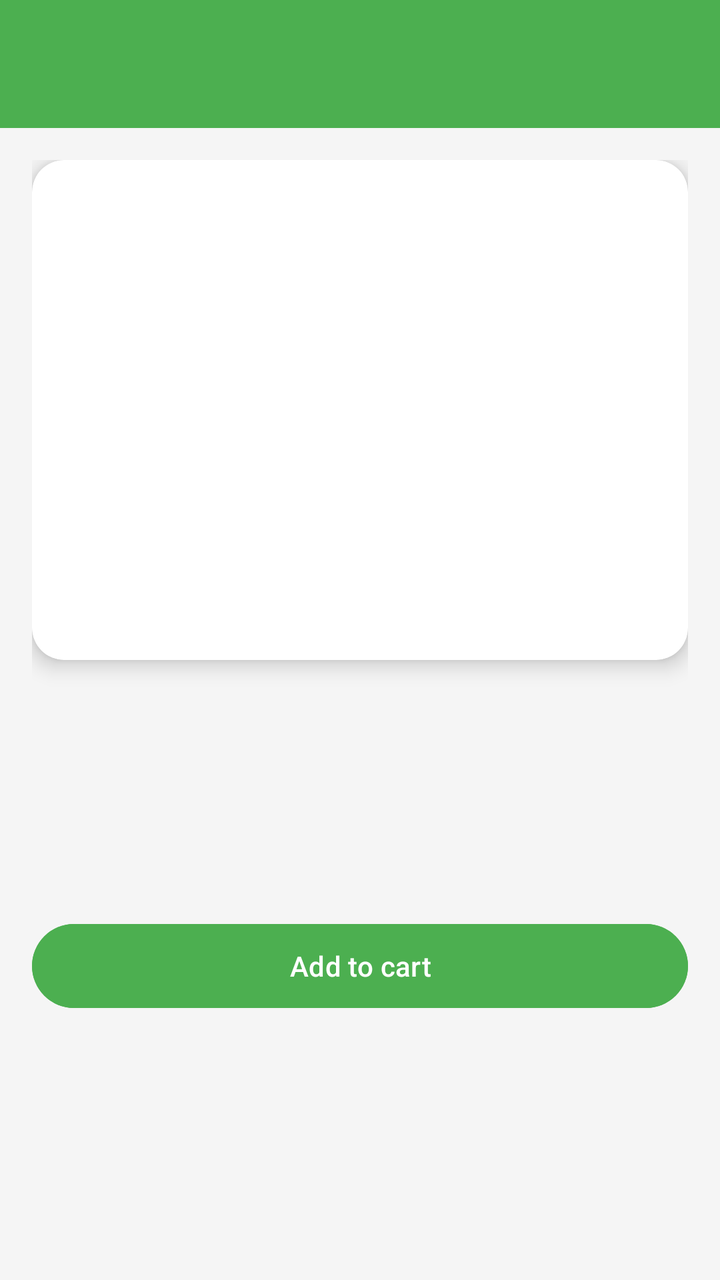
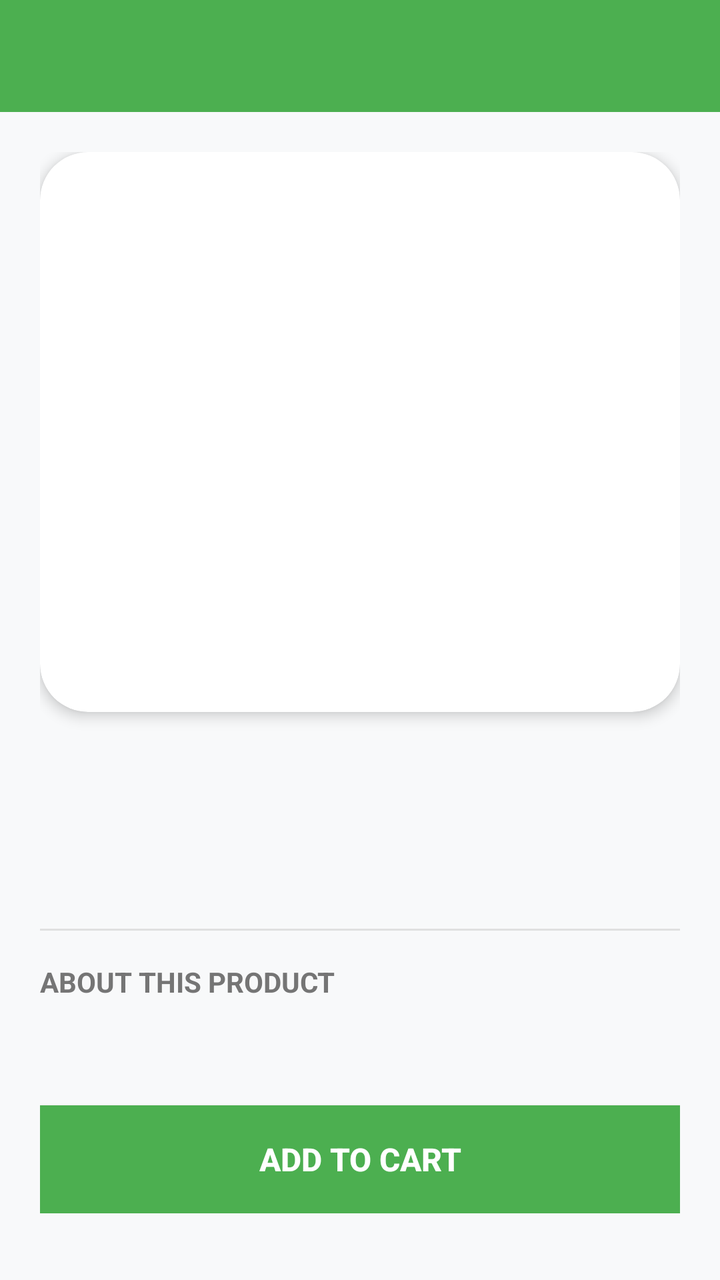

Screens rendered from an Android XML layout before and after an edit, with the pre-edit source and the edit as a unified diff.
<!-- AndroidManifest.xml: application theme Theme.ShopApp -->
<!-- res/layout/activity_details.xml -->
<?xml version="1.0" encoding="utf-8"?>
<LinearLayout
    xmlns:android="http://schemas.android.com/apk/res/android"
    xmlns:app="http://schemas.android.com/apk/res-auto"
    android:layout_width="match_parent"
    android:layout_height="match_parent"
    android:orientation="vertical"
    android:background="#F5F5F5">

    <androidx.appcompat.widget.Toolbar
        android:id="@+id/toolbar"
        android:layout_width="match_parent"
        android:layout_height="64dp"
        android:background="#4CAF50"
        android:paddingTop="8dp"
        android:paddingBottom="8dp"
        app:titleTextColor="@android:color/white"
        android:contentInsetStartWithNavigation="8dp"/>

    <ScrollView
        android:layout_width="match_parent"
        android:layout_height="match_parent">

        <LinearLayout
            android:layout_width="match_parent"
            android:layout_height="wrap_content"
            android:orientation="vertical"
            android:padding="16dp">

            <androidx.cardview.widget.CardView
                android:layout_width="match_parent"
                android:layout_height="250dp"
                android:layout_marginBottom="16dp"
                app:cardCornerRadius="16dp"
                app:cardElevation="6dp">

                <ImageView
                    android:id="@+id/detailImage"
                    android:layout_width="match_parent"
                    android:layout_height="match_parent"
                    android:scaleType="centerCrop"/>

            </androidx.cardview.widget.CardView>

            <TextView
                android:id="@+id/detailTitle"
                android:layout_width="wrap_content"
                android:layout_height="wrap_content"
                android:textSize="22sp"
                android:textStyle="bold"
                android:textColor="#222222"/>

            <TextView
                android:id="@+id/detailPrice"
                android:layout_width="wrap_content"
                android:layout_height="wrap_content"
                android:textSize="18sp"
                android:textColor="#2E7D32"
                android:textStyle="bold"
                android:layout_marginTop="6dp"/>

            <TextView
                android:id="@+id/detailDescription"
                android:layout_width="wrap_content"
                android:layout_height="wrap_content"
                android:textSize="15sp"
                android:textColor="#555555"
                android:layout_marginTop="12dp"/>

            <Button
                android:id="@+id/btnAddToCart"
                android:layout_width="match_parent"
                android:layout_height="50dp"
                android:text="Add to cart"
                android:textColor="#FFFFFF"
                android:backgroundTint="#4CAF50"
                android:layout_marginTop="20dp"/>

        </LinearLayout>

    </ScrollView>

</LinearLayout>
<!-- resources referenced by this layout -->
<resources>
  <style name="Theme.ShopApp" parent="Base.Theme.ShopApp" />
  <style name="Base.Theme.ShopApp" parent="Theme.Material3.DayNight.NoActionBar">
          
          
      </style>
</resources>

<!-- the commit's change to res/layout/activity_details.xml (unified diff, before → after) -->
@@ -5,17 +5,16 @@
     android:layout_width="match_parent"
     android:layout_height="match_parent"
     android:orientation="vertical"
-    android:background="#F5F5F5">
+    android:background="#F8F9FA">
 
+    
     <androidx.appcompat.widget.Toolbar
         android:id="@+id/toolbar"
         android:layout_width="match_parent"
-        android:layout_height="64dp"
+        android:layout_height="56dp"
         android:background="#4CAF50"
-        android:paddingTop="8dp"
-        android:paddingBottom="8dp"
         app:titleTextColor="@android:color/white"
-        android:contentInsetStartWithNavigation="8dp"/>
+        app:popupTheme="@style/ThemeOverlay.AppCompat.Light"/>
 
     <ScrollView
         android:layout_width="match_parent"
@@ -25,14 +24,15 @@
             android:layout_width="match_parent"
             android:layout_height="wrap_content"
             android:orientation="vertical"
-            android:padding="16dp">
+            android:padding="20dp">
 
+            
             <androidx.cardview.widget.CardView
                 android:layout_width="match_parent"
-                android:layout_height="250dp"
-                android:layout_marginBottom="16dp"
-                app:cardCornerRadius="16dp"
-                app:cardElevation="6dp">
+                android:layout_height="280dp"
+                android:layout_marginBottom="20dp"
+                app:cardCornerRadius="24dp"
+                app:cardElevation="4dp">
 
                 <ImageView
                     android:id="@+id/detailImage"
@@ -42,42 +42,65 @@
 
             </androidx.cardview.widget.CardView>
 
+            
             <TextView
                 android:id="@+id/detailTitle"
-                android:layout_width="wrap_content"
+                android:layout_width="match_parent"
                 android:layout_height="wrap_content"
-                android:textSize="22sp"
+                android:textSize="26sp"
                 android:textStyle="bold"
-                android:textColor="#222222"/>
+                android:textColor="#212121"/>
 
+            
             <TextView
                 android:id="@+id/detailPrice"
                 android:layout_width="wrap_content"
                 android:layout_height="wrap_content"
-                android:textSize="18sp"
+                android:textSize="22sp"
                 android:textColor="#2E7D32"
                 android:textStyle="bold"
-                android:layout_marginTop="6dp"/>
+                android:layout_marginTop="8dp"/>
+
+            
+            <View
+                android:layout_width="match_parent"
+                android:layout_height="1dp"
+                android:background="#E0E0E0"
+                android:layout_marginTop="16dp"
+                android:layout_marginBottom="16dp"/>
 
             <TextView
+                android:layout_width="wrap_content"
+                android:layout_height="wrap_content"
+                android:text="About this product"
+                android:textSize="14sp"
+                android:textStyle="bold"
+                android:textColor="#757575"
+                android:textAllCaps="true"/>
+
+            
+            <TextView
                 android:id="@+id/detailDescription"
-                android:layout_width="wrap_content"
+                android:layout_width="match_parent"
                 android:layout_height="wrap_content"
                 android:textSize="15sp"
                 android:textColor="#555555"
-                android:layout_marginTop="12dp"/>
+                android:layout_marginTop="8dp"
+                android:lineSpacingMultiplier="1.2"/>
 
-            <Button
-                android:id="@+id/btnAddToCart"
+            
+            <androidx.appcompat.widget.AppCompatButton
+                android:id="@+id/addToCartButton"
                 android:layout_width="match_parent"
-                android:layout_height="50dp"
-                android:text="Add to cart"
+                android:layout_height="54dp"
+                android:layout_marginTop="24dp"
+                android:text="Add To Cart"
                 android:textColor="#FFFFFF"
-                android:backgroundTint="#4CAF50"
-                android:layout_marginTop="20dp"/>
+                android:textSize="16sp"
+                android:textStyle="bold"
+                android:background="#4CAF50"/>
 
         </LinearLayout>
-
     </ScrollView>
 
 </LinearLayout>
